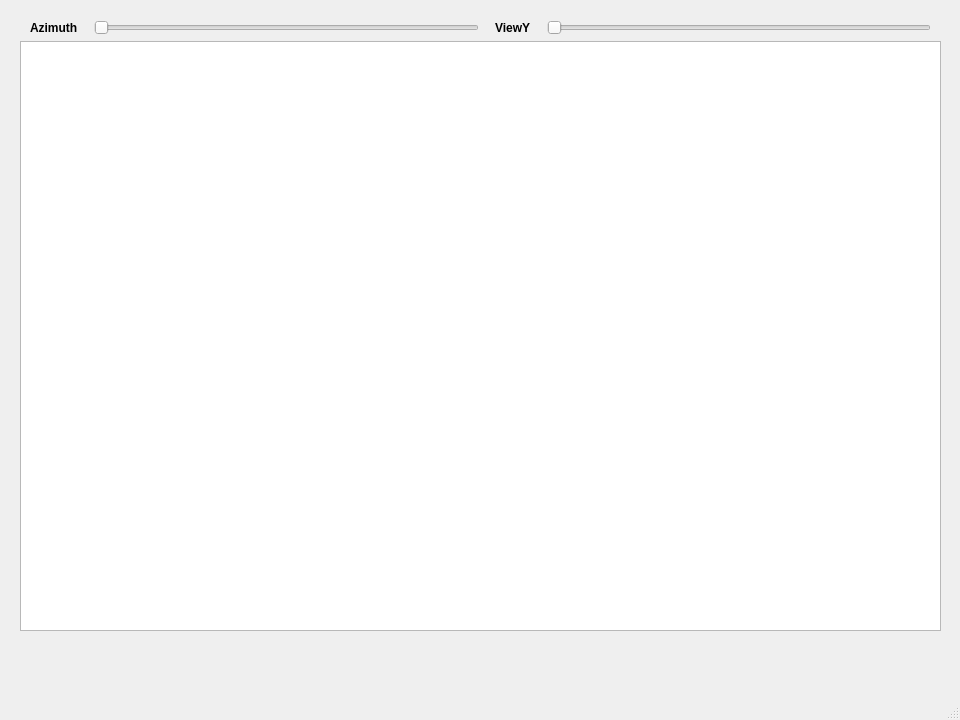
cuihaoleo/ComputerGraphics-RealisticCG, file mainwindow.ui: the form before one commit.
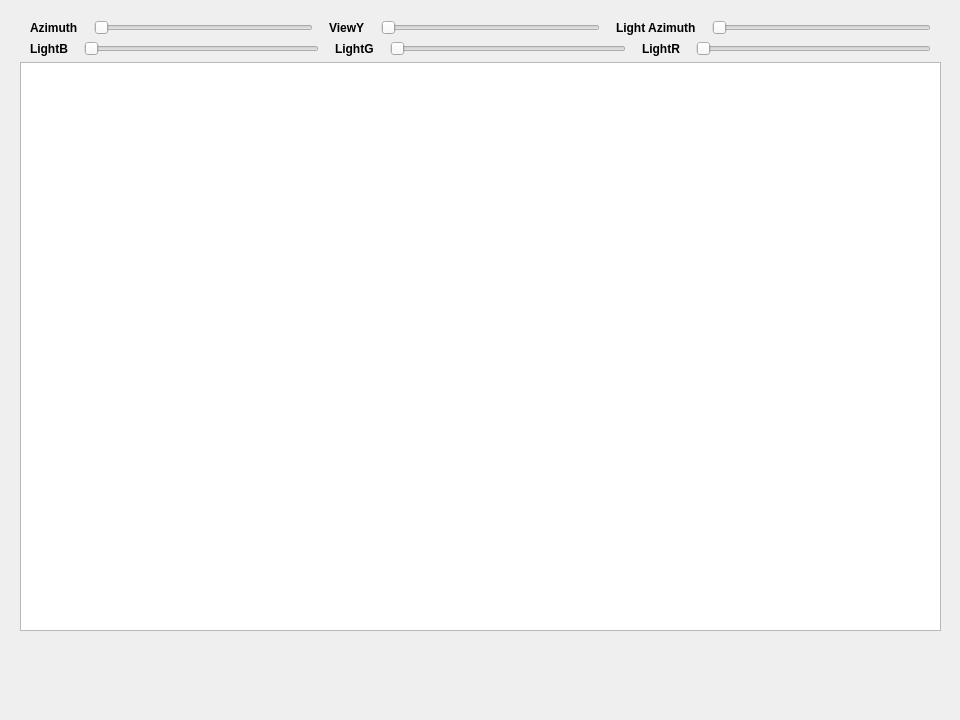
The form after the commit.

The edit to the form file:
```diff
--- a/mainwindow.ui
+++ b/mainwindow.ui
@@ -114,6 +114,108 @@
          </property>
         </widget>
        </item>
+       <item>
+        <widget class="QLabel" name="labelAzimuth_2">
+         <property name="font">
+          <font>
+           <weight>75</weight>
+           <bold>true</bold>
+          </font>
+         </property>
+         <property name="text">
+          <string>Light Azimuth</string>
+         </property>
+        </widget>
+       </item>
+       <item>
+        <widget class="QSlider" name="sliderLightAzimuth">
+         <property name="orientation">
+          <enum>Qt::Horizontal</enum>
+         </property>
+        </widget>
+       </item>
+      </layout>
+     </item>
+     <item>
+      <layout class="QHBoxLayout" name="horizontalLayout_2">
+       <property name="spacing">
+        <number>16</number>
+       </property>
+       <property name="leftMargin">
+        <number>10</number>
+       </property>
+       <property name="rightMargin">
+        <number>10</number>
+       </property>
+       <item>
+        <widget class="QLabel" name="labelAzimuth_3">
+         <property name="font">
+          <font>
+           <weight>75</weight>
+           <bold>true</bold>
+          </font>
+         </property>
+         <property name="text">
+          <string>LightB</string>
+         </property>
+        </widget>
+       </item>
+       <item>
+        <widget class="QSlider" name="sliderLightB">
+         <property name="maximum">
+          <number>100</number>
+         </property>
+         <property name="orientation">
+          <enum>Qt::Horizontal</enum>
+         </property>
+        </widget>
+       </item>
+       <item>
+        <widget class="QLabel" name="labelAzimuth_4">
+         <property name="font">
+          <font>
+           <weight>75</weight>
+           <bold>true</bold>
+          </font>
+         </property>
+         <property name="text">
+          <string>LightG</string>
+         </property>
+        </widget>
+       </item>
+       <item>
+        <widget class="QSlider" name="sliderLightG">
+         <property name="maximum">
+          <number>100</number>
+         </property>
+         <property name="orientation">
+          <enum>Qt::Horizontal</enum>
+         </property>
+        </widget>
+       </item>
+       <item>
+        <widget class="QLabel" name="labelAzimuth_5">
+         <property name="font">
+          <font>
+           <weight>75</weight>
+           <bold>true</bold>
+          </font>
+         </property>
+         <property name="text">
+          <string>LightR</string>
+         </property>
+        </widget>
+       </item>
+       <item>
+        <widget class="QSlider" name="sliderLightR">
+         <property name="maximum">
+          <number>100</number>
+         </property>
+         <property name="orientation">
+          <enum>Qt::Horizontal</enum>
+         </property>
+        </widget>
+       </item>
       </layout>
      </item>
      <item>
@@ -132,7 +234,6 @@
     </rect>
    </property>
   </widget>
-  <widget class="QStatusBar" name="statusBar"/>
   <action name="actionLine">
    <property name="text">
     <string>&amp;Line</string>
```
